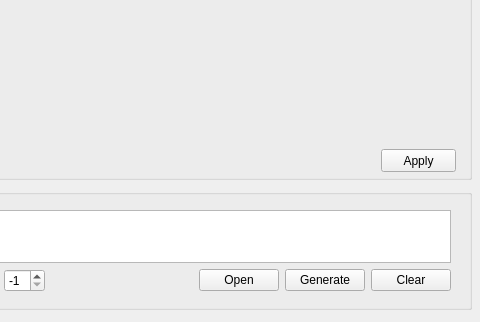
PingChinHuang/flickrTagGenerator, file acgtaggenerator.ui: the form before one commit; both pictures show x 339 to 819 and y 391 to 713 of the 819 by 713 pixel window.
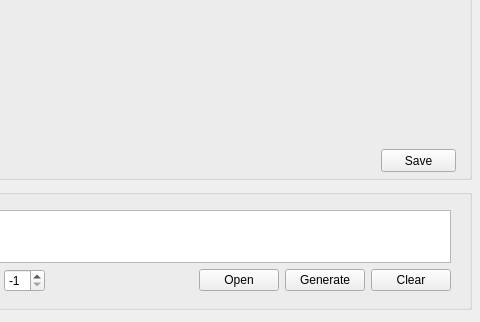
The form after the commit.

Commit message: Modify Apply button's name to Save.

What changed in the file:
```diff
--- a/acgtaggenerator.ui
+++ b/acgtaggenerator.ui
@@ -211,7 +211,7 @@
      </rect>
     </property>
     <property name="text">
-     <string>Apply</string>
+     <string>Save</string>
     </property>
    </widget>
    <widget class="QWidget" name="layoutWidget">
```
